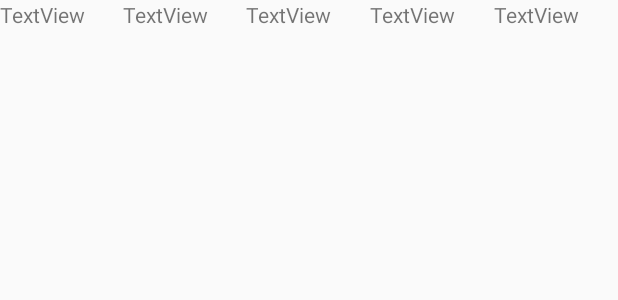
After one commit to MiguelServera/COVID-19Project, an Android app: the layout inflate_one_country.xml on its own in the app's theme, with its tools: preview values and no code run, on a phone screen of 412 x 824 dp. The commit adds this screen. Shown: the top 300 px of the screen. Run offline under Robolectric (Android 15) with nearby library versions, the phone set to English and light mode, and no system bars.

Commit message:
Added alphabetical order to the listview and added the connection to the GET post to retrieve info from single countries

```diff
--- a/app/src/main/AndroidManifest.xml
+++ b/app/src/main/AndroidManifest.xml
@@ -22,6 +22,7 @@
         <activity android:name=".RegisterActivity"></activity>
         <activity android:name=".ProvaActivity"></activity>
         <activity android:name=".MenuActivity"></activity>
+        <activity android:name=".ShowCountryInfo"></activity>
 
     </application>
 
--- a/app/src/main/java/com/example/covid_19stats/DBStats.java
+++ b/app/src/main/java/com/example/covid_19stats/DBStats.java
@@ -9,6 +9,7 @@ import android.database.sqlite.SQLiteOpenHelper;
 import android.util.Log;
 import static com.example.covid_19stats.DBInterface.BD_CREATE;
 import static com.example.covid_19stats.DBInterface.BD_CREATE1;
+import static com.example.covid_19stats.DBInterface.BD_CREATE2;
 import static com.example.covid_19stats.DBInterface.BD_NAME;
 import static com.example.covid_19stats.DBInterface.BD_TABLE;
 import static com.example.covid_19stats.DBInterface.TAG;
@@ -23,6 +24,7 @@ public class DBStats extends SQLiteOpenHelper {
         try {
             db.execSQL(BD_CREATE);
             db.execSQL(BD_CREATE1);
+            db.execSQL(BD_CREATE2);
         } catch (SQLException e) {
             e.printStackTrace();
         }
--- a/app/src/main/java/com/example/covid_19stats/MenuActivity.java
+++ b/app/src/main/java/com/example/covid_19stats/MenuActivity.java
@@ -34,7 +34,7 @@ public class MenuActivity extends AppCompatActivity {
             info.add(c.getString(c.getColumnIndex(db.KEY_DEATHS)));
             c.moveToNext();
         }
-        ArrayAdapter inflate = new ArrayAdapter(getApplicationContext(), R.layout.inflateinfo, R.id.textView, info);
+        ArrayAdapter inflate = new ArrayAdapter(getApplicationContext(), R.layout.inflate_all_info, R.id.textView, info);
         lv = (ListView) findViewById(R.id.listview);
         lv.setAdapter(inflate);
     }
--- a/app/src/main/java/com/example/covid_19stats/StatsAdapter.java
+++ b/app/src/main/java/com/example/covid_19stats/StatsAdapter.java
@@ -23,7 +23,7 @@ public class StatsAdapter extends ArrayAdapter {
 
     public View getView(final int position, View convertView, ViewGroup parent) {
         LayoutInflater inflater = (LayoutInflater) context.getSystemService(Activity.LAYOUT_INFLATER_SERVICE);
-        final View view = inflater.inflate(R.layout.inflateinfo, null);
+        final View view = inflater.inflate(R.layout.inflate_all_info, null);
                 Stat stat = statsList.get(position);
                 TextView code = (TextView) view.findViewById(R.id.textView);
                 TextView name = (TextView) view.findViewById(R.id.textView2);
--- /dev/null
+++ b/app/src/main/res/layout/inflate_one_country.xml
@@ -0,0 +1,40 @@
+<?xml version="1.0" encoding="utf-8"?>
+<LinearLayout xmlns:android="http://schemas.android.com/apk/res/android"
+    android:orientation="horizontal" android:layout_width="match_parent"
+    android:layout_height="match_parent">
+
+    <TextView
+        android:id="@+id/textView10"
+        android:layout_width="wrap_content"
+        android:layout_height="wrap_content"
+        android:layout_weight="1"
+        android:text="TextView" />
+
+    <TextView
+        android:id="@+id/textView11"
+        android:layout_width="wrap_content"
+        android:layout_height="wrap_content"
+        android:layout_weight="1"
+        android:text="TextView" />
+
+    <TextView
+        android:id="@+id/textView12"
+        android:layout_width="wrap_content"
+        android:layout_height="wrap_content"
+        android:layout_weight="1"
+        android:text="TextView" />
+
+    <TextView
+        android:id="@+id/textView13"
+        android:layout_width="wrap_content"
+        android:layout_height="wrap_content"
+        android:layout_weight="1"
+        android:text="TextView" />
+
+    <TextView
+        android:id="@+id/textView14"
+        android:layout_width="wrap_content"
+        android:layout_height="wrap_content"
+        android:layout_weight="1"
+        android:text="TextView" />
+</LinearLayout>
```
Also changed, not shown: app/src/main/java/com/example/covid_19stats/DBInterface.java (+27 -1 lines), app/src/main/java/com/example/covid_19stats/ProvaActivity.java (+60 -16 lines), app/src/main/java/com/example/covid_19stats/ShowCountryInfo.java (added, +101 -0 lines), app/src/main/res/layout/main_menu.xml (+10 -0 lines), app/src/main/res/layout/show_country_info.xml (added, +36 -0 lines), app/src/main/res/layout/inflate_all_info.xml (renamed from app/src/main/res/layout/inflateinfo.xml).
